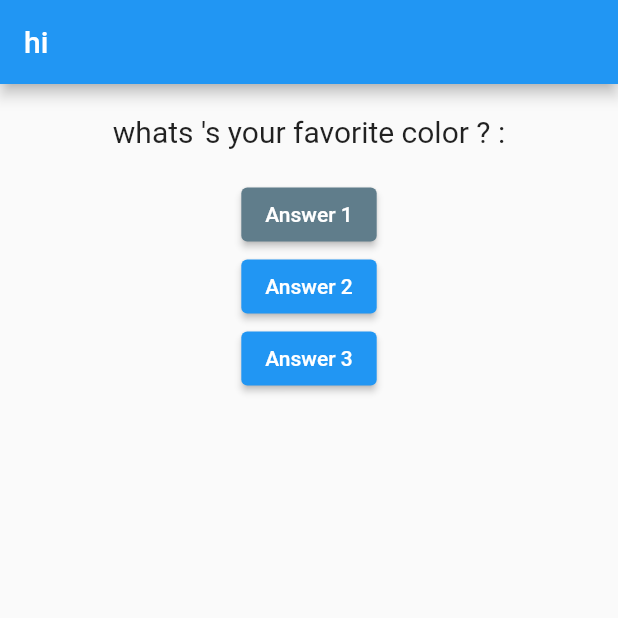
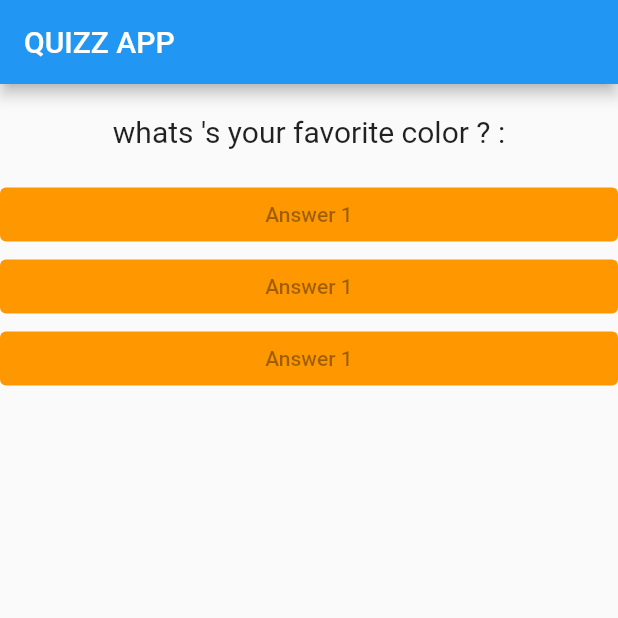
Before and after one commit to ELMEHDAOUIAhmed/Flutter_first_app, a Flutter app: the screen it shows after launch, on a phone screen of 412 x 824 dp, the top half of it. Run offline on Flutter 3.47's test engine with Material 2 defaults, Android fonts, the phone set to English and light mode, and no system bars.

Commit message:
app_updated

```diff
--- /dev/null
+++ b/myfirst_app/lib/answer.dart
@@ -0,0 +1,19 @@
+import 'package:flutter/material.dart';
+
+
+
+class Answer extends StatelessWidget {
+
+  @override
+  Widget build(BuildContext context) {
+    return Container(
+      width: double.infinity,
+      child:  ElevatedButton(
+              style: ButtonStyle(
+              backgroundColor: MaterialStatePropertyAll(Colors.orange)),
+              onPressed: null,
+              child: Text('Answer 1'),
+            ),
+    );
+  }
+}
--- a/myfirst_app/lib/main.dart
+++ b/myfirst_app/lib/main.dart
@@ -1,5 +1,6 @@
 import 'package:flutter/material.dart';
 import './question.dart';
+import './answer.dart';
 
 void main() {
   runApp(MyApp());
@@ -36,30 +37,18 @@ class MyAppState extends State<MyApp> {
     return MaterialApp(
       home: Scaffold(
         appBar: AppBar(
-          title: Text('hi'),
+          title: Text('QUIZZ APP'),
         ),
         body: Column(
           children: [
             Question(qst[questionIndex]),
-            ElevatedButton(
-              style: ButtonStyle(
-                  backgroundColor: MaterialStatePropertyAll(Colors.blueGrey)),
-              onPressed: answerQuestion,
-              child: Text('Answer 1'),
-            ),
-            ElevatedButton(
-              onPressed: () => print('Answer 2! chosen'),
-              child: Text('Answer 2'),
-            ),
-            ElevatedButton(
-              onPressed: () {
-                print('Answer 3! chosen');
-              },
-              child: Text('Answer 3'),
-            ),
+          Answer(),
+          Answer(),
+          Answer(),
           ],
         ),
       ),
     );
   }
+
 }
```
